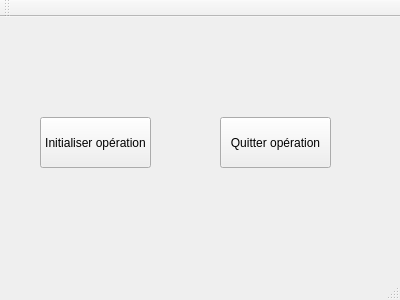
Above: f_principale.ui from expansia/PEAO before the change. Below: the same form after it.
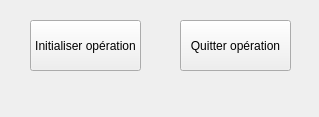
That is the form after the change.

Diff of the .ui file:
```diff
--- a/f_principale.ui
+++ b/f_principale.ui
@@ -6,10 +6,22 @@
    <rect>
     <x>0</x>
     <y>0</y>
-    <width>400</width>
-    <height>300</height>
+    <width>319</width>
+    <height>117</height>
    </rect>
   </property>
+  <property name="minimumSize">
+   <size>
+    <width>319</width>
+    <height>117</height>
+   </size>
+  </property>
+  <property name="maximumSize">
+   <size>
+    <width>319</width>
+    <height>117</height>
+   </size>
+  </property>
   <property name="windowTitle">
    <string>F_Principale</string>
   </property>
@@ -17,8 +29,8 @@
    <widget class="QPushButton" name="boutonCommencerLAS">
     <property name="geometry">
      <rect>
-      <x>40</x>
-      <y>100</y>
+      <x>30</x>
+      <y>20</y>
       <width>111</width>
       <height>51</height>
      </rect>
@@ -30,8 +42,8 @@
    <widget class="QPushButton" name="boutonCommencerLAS_2">
     <property name="geometry">
      <rect>
-      <x>220</x>
-      <y>100</y>
+      <x>180</x>
+      <y>20</y>
       <width>111</width>
       <height>51</height>
      </rect>
@@ -51,15 +63,6 @@
     </rect>
    </property>
   </widget>
-  <widget class="QToolBar" name="mainToolBar">
-   <attribute name="toolBarArea">
-    <enum>TopToolBarArea</enum>
-   </attribute>
-   <attribute name="toolBarBreak">
-    <bool>false</bool>
-   </attribute>
-  </widget>
-  <widget class="QStatusBar" name="statusBar"/>
  </widget>
  <layoutdefault spacing="6" margin="11"/>
  <resources/>
```
Left out of the diff: 4 changed lines with no effect on the pictures.
